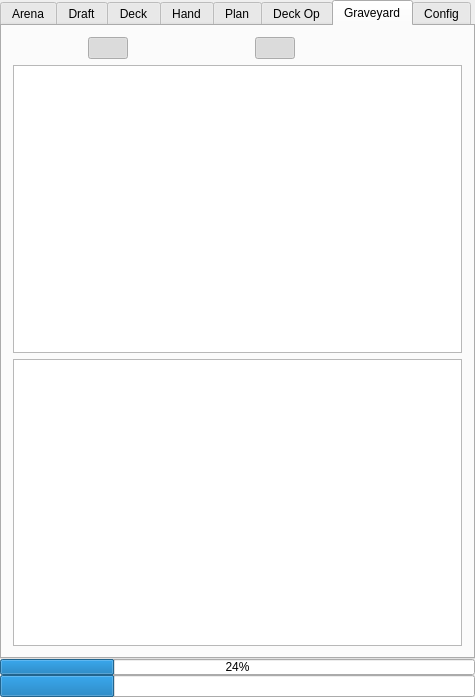
Above: mainwindow.ui from supertriodo/Arena-Tracker before the change. Below: the same form after it.
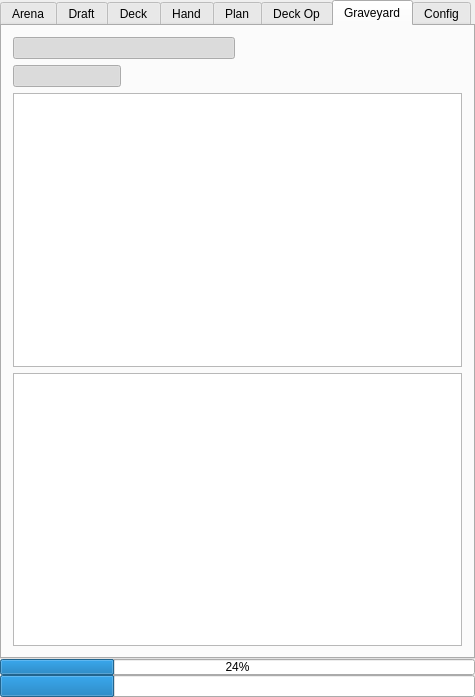
That is the form after the change. The open tabs and pages were chosen to show the change. Icons and pictures are not drawn. Custom widgets are drawn as their Qt base class.

Commit message: Add show all to graveyard.

```diff
--- a/mainwindow.ui
+++ b/mainwindow.ui
@@ -1152,21 +1152,6 @@
          </attribute>
          <layout class="QVBoxLayout" name="tabGraveyardVerticalLayout">
           <item>
-           <layout class="QHBoxLayout" name="tabGraveyardHorizontalLayout">
-            <item>
-             <spacer name="horizontalSpacer_3">
-              <property name="orientation">
-               <enum>Qt::Horizontal</enum>
-              </property>
-              <property name="sizeHint" stdset="0">
-               <size>
-                <width>40</width>
-                <height>20</height>
-               </size>
-              </property>
-             </spacer>
-            </item>
-            <item>
              <layout class="QHBoxLayout" name="horizontalLayout_7">
               <item>
                <widget class="QPushButton" name="graveyardButtonPlayer">
@@ -1227,21 +1212,41 @@
               </item>
              </layout>
             </item>
-            <item>
-             <spacer name="horizontalSpacer_2">
-              <property name="orientation">
-               <enum>Qt::Horizontal</enum>
-              </property>
-              <property name="sizeHint" stdset="0">
-               <size>
-                <width>40</width>
-                <height>20</height>
-               </size>
-              </property>
-             </spacer>
-            </item>
             <item>
              <layout class="QHBoxLayout" name="horizontalLayout_8">
+            <item>
+             <widget class="QPushButton" name="graveyardButtonAll">
+              <property name="toolTip">
+               <string>All</string>
+              </property>
+              <property name="text">
+               <string/>
+              </property>
+              <property name="icon">
+               <iconset>
+                <normalon>:/Images/weaponsMinionsSpells.png</normalon>
+               </iconset>
+              </property>
+              <property name="iconSize">
+               <size>
+                <width>32</width>
+                <height>32</height>
+               </size>
+              </property>
+              <property name="checkable">
+               <bool>true</bool>
+              </property>
+              <property name="checked">
+               <bool>true</bool>
+              </property>
+              <property name="autoExclusive">
+               <bool>true</bool>
+              </property>
+              <property name="flat">
+               <bool>true</bool>
+              </property>
+             </widget>
+            </item>
               <item>
                <widget class="QPushButton" name="graveyardButtonMinions">
                 <property name="text">
@@ -1262,7 +1267,7 @@
                  <bool>true</bool>
                 </property>
                 <property name="checked">
-                 <bool>true</bool>
+               <bool>false</bool>
                 </property>
                 <property name="autoExclusive">
                  <bool>true</bool>
@@ -1331,21 +1336,6 @@
                  <bool>true</bool>
                 </property>
                </widget>
-              </item>
-             </layout>
-            </item>
-            <item>
-             <spacer name="horizontalSpacer_4">
-              <property name="orientation">
-               <enum>Qt::Horizontal</enum>
-              </property>
-              <property name="sizeHint" stdset="0">
-               <size>
-                <width>40</width>
-                <height>20</height>
-               </size>
-              </property>
-             </spacer>
             </item>
            </layout>
           </item>
```
Left out of the diff: 15 changed lines with no effect on the pictures. Lines whose indentation alone changed are shown as unchanged. The commit also changes 7 other files.
